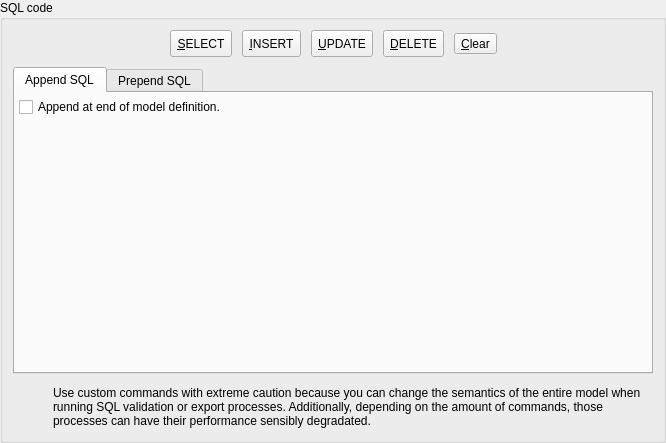
Qt form libs/libgui/ui/widgets/customsqlwidget.ui (pgmodeler/pgmodeler) before a commit.
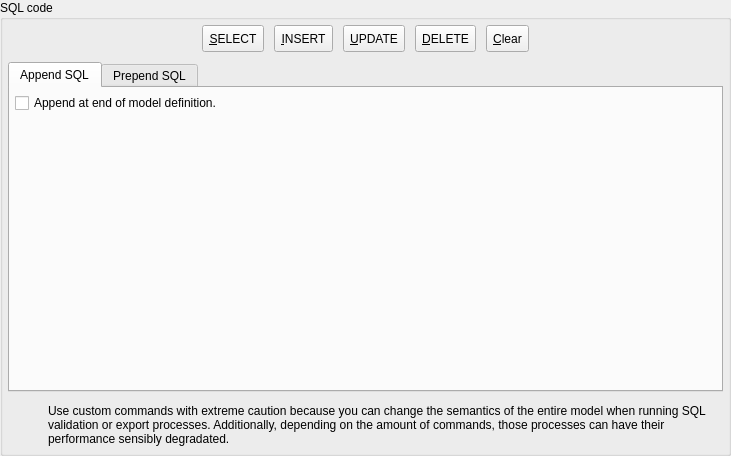
The same form after that commit. Icons and pictures are not drawn.

The edit to the form file:
```diff
--- a/libs/libgui/ui/widgets/customsqlwidget.ui
+++ b/libs/libgui/ui/widgets/customsqlwidget.ui
@@ -6,8 +6,8 @@
    <rect>
     <x>0</x>
     <y>0</y>
-    <width>666</width>
-    <height>443</height>
+    <width>731</width>
+    <height>456</height>
    </rect>
   </property>
   <property name="sizePolicy">
@@ -48,16 +48,16 @@
        <number>10</number>
       </property>
       <property name="leftMargin">
-       <number>10</number>
+       <number>5</number>
       </property>
       <property name="topMargin">
-       <number>10</number>
+       <number>5</number>
       </property>
       <property name="rightMargin">
-       <number>10</number>
+       <number>5</number>
       </property>
       <property name="bottomMargin">
-       <number>10</number>
+       <number>5</number>
       </property>
       <item>
        <layout class="QHBoxLayout" name="horizontalLayout">
@@ -76,6 +76,12 @@
         </item>
         <item>
          <widget class="QToolButton" name="select_tb">
+          <property name="sizePolicy">
+           <sizepolicy hsizetype="Preferred" vsizetype="Preferred">
+            <horstretch>0</horstretch>
+            <verstretch>0</verstretch>
+           </sizepolicy>
+          </property>
           <property name="minimumSize">
            <size>
             <width>0</width>
@@ -113,6 +119,12 @@
         </item>
         <item>
          <widget class="QToolButton" name="insert_tb">
+          <property name="sizePolicy">
+           <sizepolicy hsizetype="Preferred" vsizetype="Preferred">
+            <horstretch>0</horstretch>
+            <verstretch>0</verstretch>
+           </sizepolicy>
+          </property>
           <property name="minimumSize">
            <size>
             <width>0</width>
@@ -150,6 +162,12 @@
         </item>
         <item>
          <widget class="QToolButton" name="update_tb">
+          <property name="sizePolicy">
+           <sizepolicy hsizetype="Preferred" vsizetype="Preferred">
+            <horstretch>0</horstretch>
+            <verstretch>0</verstretch>
+           </sizepolicy>
+          </property>
           <property name="minimumSize">
            <size>
             <width>0</width>
@@ -187,6 +205,12 @@
         </item>
         <item>
          <widget class="QToolButton" name="delete_tb">
+          <property name="sizePolicy">
+           <sizepolicy hsizetype="Preferred" vsizetype="Preferred">
+            <horstretch>0</horstretch>
+            <verstretch>0</verstretch>
+           </sizepolicy>
+          </property>
           <property name="minimumSize">
            <size>
             <width>0</width>
@@ -224,6 +248,12 @@
         </item>
         <item>
          <widget class="QToolButton" name="clear_tb">
+          <property name="sizePolicy">
+           <sizepolicy hsizetype="Preferred" vsizetype="Preferred">
+            <horstretch>0</horstretch>
+            <verstretch>0</verstretch>
+           </sizepolicy>
+          </property>
           <property name="font">
            <font>
             <italic>false</italic>
@@ -276,16 +306,16 @@
          </attribute>
          <layout class="QVBoxLayout" name="verticalLayout_2">
           <property name="leftMargin">
-           <number>4</number>
+           <number>5</number>
           </property>
           <property name="topMargin">
-           <number>4</number>
+           <number>5</number>
           </property>
           <property name="rightMargin">
-           <number>4</number>
+           <number>5</number>
           </property>
           <property name="bottomMargin">
-           <number>4</number>
+           <number>5</number>
           </property>
           <item>
            <widget class="QCheckBox" name="end_of_model_chk">
@@ -397,6 +427,7 @@
           <widget class="QLabel" name="message_lbl">
            <property name="font">
             <font>
+             <weight>50</weight>
              <bold>false</bold>
              <underline>false</underline>
              <strikeout>false</strikeout>
```
Left out of the diff: 9 changed lines with no effect on the pictures.
